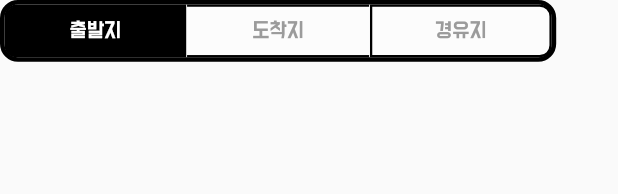
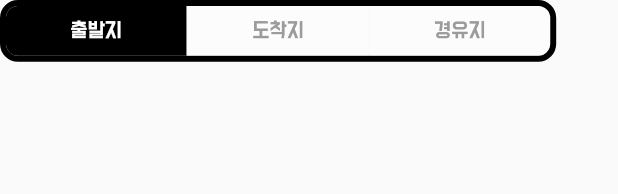
Before and after one commit to boglbbogl/flutter_goffer, a Flutter app: the TravelMainLocationToggleBody widget shown alone on an empty page, opened directly, on a phone screen of 412 x 824 dp. Shown: the top 194 px of the screen. Run offline on Flutter 3.47's test engine with Material 2 defaults, Android fonts, the phone set to English and light mode, and no system bars; our stand-ins replace another_flushbar, beamer, bloc, carousel_slider, dartz, extended_image and 8 more; missing offline and left inert: kakao_flutter_sdk.

Commit message:
create main toggle button 수정 작업

```diff
--- a/lib/presentation/travel/body/travel_main_location_toggle_body.dart
+++ b/lib/presentation/travel/body/travel_main_location_toggle_body.dart
@@ -14,7 +14,7 @@ class TravelMainLocationToggleBody extends StatelessWidget {
       width: size.width * 0.9,
       height: size.height * 0.05,
       decoration: BoxDecoration(
-          border: Border.all(width: 3),
+          border: Border.all(width: 4),
           borderRadius: BorderRadius.circular(12)),
       child: Row(
         mainAxisAlignment: MainAxisAlignment.spaceBetween,
@@ -25,16 +25,13 @@ class TravelMainLocationToggleBody extends StatelessWidget {
             title: '출발지',
             radius: const BorderRadius.only(
                 topLeft: Radius.circular(8), bottomLeft: Radius.circular(8)),
-            border: Border.all(width: 1.5),
           ),
           _buttonItem(
             context: context,
-            width: size.width * 0.2946,
+            width: size.width * 0.2931,
             title: '도착지',
             index: 1,
-            radius: BorderRadius.circular(0),
-            border: const Border(
-                top: BorderSide(width: 1.5), bottom: BorderSide(width: 1.5)),
+            radius: BorderRadius.zero,
           ),
           _buttonItem(
             context: context,
@@ -42,7 +39,6 @@ class TravelMainLocationToggleBody extends StatelessWidget {
             title: '경유지',
             radius: const BorderRadius.only(
                 topRight: Radius.circular(8), bottomRight: Radius.circular(8)),
-            border: Border.all(width: 1.5),
           ),
         ],
       ),
@@ -54,7 +50,6 @@ class TravelMainLocationToggleBody extends StatelessWidget {
     required int index,
     required BorderRadiusGeometry radius,
     required String title,
-    required BoxBorder border,
     double? width,
   }) {
     return InkWell(
@@ -66,10 +61,9 @@ class TravelMainLocationToggleBody extends StatelessWidget {
       },
       child: AnimatedContainer(
         duration: const Duration(milliseconds: 300),
-        width: width ?? size.width * 0.294,
+        width: width ?? size.width * 0.292,
         height: size.height * 0.5,
         decoration: BoxDecoration(
-          border: border,
           borderRadius: radius,
           color: context
                       .watch<TravelCreateBloc>()
```
